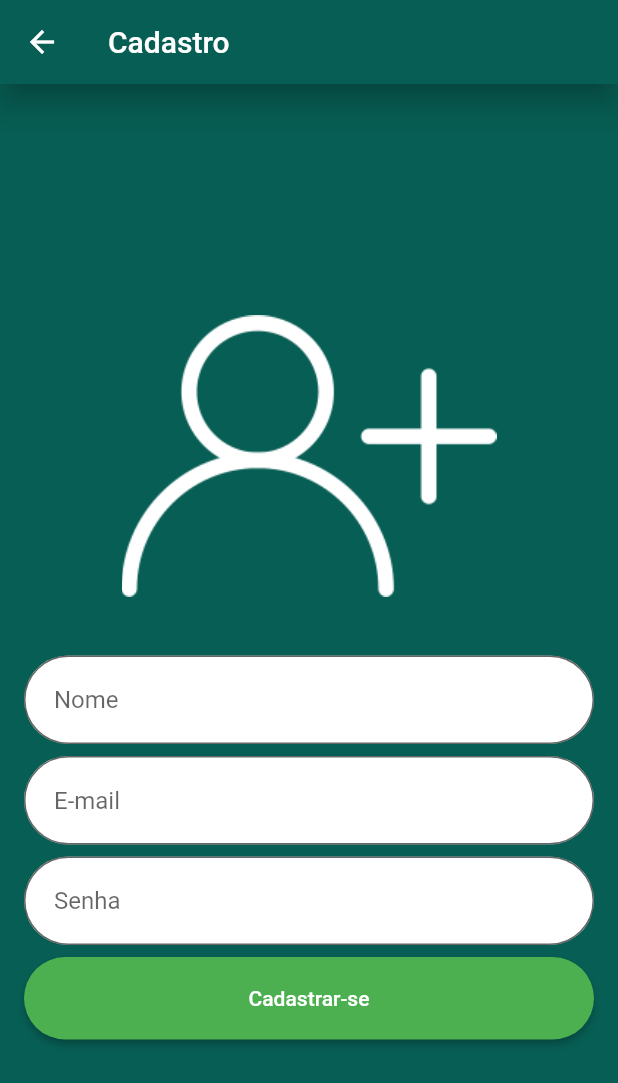
After one commit to Marcosfr98/WhatsApp, a Flutter app: the screen it shows after launch, after a tap on "Não tem uma conta? Cadastre-se!", on a phone screen of 412 x 824 dp. The commit adds this screen. Shown: the top 1083 px of the screen. Run offline on Flutter 3.47's test engine with Material 2 defaults, Android fonts, the phone set to English and light mode, and no system bars; our stand-ins replace firebase_auth, firebase_core, flutter_easyloading; accounts and stored records are empty.

Commit message:
Tela de login e cadastro com layout pronto. Cadastro de usuário via Firebase pronto.

```diff
--- /dev/null
+++ b/whatsapp/lib/Cadastro.dart
@@ -0,0 +1,128 @@
+import 'package:firebase_auth/firebase_auth.dart';
+import "package:flutter/material.dart";
+import 'package:flutter_easyloading/flutter_easyloading.dart';
+
+import 'Themes/Cores.dart';
+import 'model/Usuario.dart';
+
+class Cadastro extends StatefulWidget {
+  const Cadastro({Key? key}) : super(key: key);
+
+  @override
+  State<Cadastro> createState() => _CadastroState();
+}
+
+class _CadastroState extends State<Cadastro> {
+
+  final TextEditingController _controllerNome = TextEditingController();
+  final TextEditingController _controllerEmail = TextEditingController();
+  final TextEditingController _controllerSenha = TextEditingController();
+
+  _validarCampos(){
+    String nome = _controllerNome.text;
+    String email = _controllerEmail.text;
+    String senha = _controllerSenha.text;
+
+    if(nome.isEmpty || email.isEmpty || senha.isEmpty){
+      EasyLoading.showError('Preencha todos os campos!');
+    }else{
+      Usuario usuario = Usuario();
+      usuario.nome = nome;
+      usuario.email = email;
+      usuario.senha = senha;
+      _cadastrarUsuario(usuario);
+    }
+  }
+
+  _cadastrarUsuario(Usuario usuario){
+
+    FirebaseAuth auth = FirebaseAuth.instance;
+
+    auth.createUserWithEmailAndPassword(email: usuario.email, password: usuario.senha)
+    .then((firebaseUser){
+      EasyLoading.showSuccess("Sucesso ao cadastrar o usuário!");
+    })
+    .catchError((onError){
+      EasyLoading.showError("Erro ao cadastrar o usuário!");
+    });
+  }
+
+  @override
+  Widget build(BuildContext context) {
+    return Scaffold(
+        backgroundColor: Cores.verde_tom1,
+        appBar: AppBar(
+          title: const Text("Cadastro"),
+          backgroundColor: Cores.verde_tom1,
+          elevation: 8,
+        ),
+        body: Container(
+            padding: const EdgeInsets.all(16),
+            child: Center(
+                child: SingleChildScrollView(
+                    child: Column(
+              children: [
+                Padding(
+                  padding: const EdgeInsets.only(bottom: 8),
+                  child: Image.asset(width: 250, height: 250, "imagens/usuario.png"),
+                ),
+                Padding(
+                    padding: const EdgeInsets.only(bottom: 8),
+                    child: TextField(
+                      controller: _controllerNome,
+                      keyboardType: TextInputType.text,
+                      //autofocus: true,
+                      decoration: InputDecoration(
+                          contentPadding: const EdgeInsets.all(20.0),
+                          hintText: "Nome",
+                          filled: true,
+                          fillColor: Colors.white,
+                          border: OutlineInputBorder(
+                            borderRadius: BorderRadius.circular(30),
+                          )),
+                    )),
+                Padding(
+                    padding: const EdgeInsets.only(bottom: 8),
+                    child: TextField(
+                      controller: _controllerEmail,
+                      keyboardType: TextInputType.emailAddress,
+                      decoration: InputDecoration(
+                          contentPadding: const EdgeInsets.all(20.0),
+                          hintText: "E-mail",
+                          filled: true,
+                          fillColor: Colors.white,
+                          border: OutlineInputBorder(
+                            borderRadius: BorderRadius.circular(30),
+                          )),
+                    )),
+                Padding(
+                    padding: const EdgeInsets.only(bottom: 8),
+                    child: TextField(
+                      controller: _controllerSenha,
+                      keyboardType: TextInputType.text,
+                      obscureText: true,
+                      decoration: InputDecoration(
+                          contentPadding: const EdgeInsets.all(20.0),
+                          hintText: "Senha",
+                          filled: true,
+                          fillColor: Colors.white,
+                          border: OutlineInputBorder(
+                            borderRadius: BorderRadius.circular(30),
+                          )),
+                    )),
+                Padding(
+                    padding: const EdgeInsets.only(bottom: 8),
+                    child: ElevatedButton(
+                      onPressed: () {
+                        _validarCampos();
+                      },
+                      style: ElevatedButton.styleFrom(
+                          shape: const StadiumBorder(),
+                          backgroundColor: Colors.green,
+                          minimumSize: const Size.fromHeight(55)),
+                      child: const Text("Cadastrar-se"),
+                    )),
+              ],
+            )))));
+  }
+}
--- a/whatsapp/lib/Login.dart
+++ b/whatsapp/lib/Login.dart
@@ -1,4 +1,7 @@
 import "package:flutter/material.dart";
+
+import 'Cadastro.dart';
+import 'Themes/Cores.dart';
 
 class Login extends StatefulWidget {
   const Login({Key? key}) : super(key: key);
@@ -11,7 +14,7 @@ class _LoginState extends State<Login> {
   @override
   Widget build(BuildContext context) {
     return Scaffold(
-        backgroundColor: const Color(0xFF108650),
+        backgroundColor: Cores.verde_tom1,
         body: Container(
             height: double.infinity,
             width: double.infinity,
@@ -25,14 +28,13 @@ class _LoginState extends State<Login> {
                   Padding(
                     padding: const EdgeInsets.only(bottom: 16),
                     child: Image.asset(
-                        width: 250,
-                        height: 250,
-                        "imagens/logo.png"
-                    ),
+                        width: 250, height: 250, "imagens/logo.png"),
                   ),
                   Padding(
                     padding: const EdgeInsets.only(bottom: 16),
                     child: TextField(
+                      //autofocus: true,
+                      keyboardType: TextInputType.emailAddress,
                       decoration: InputDecoration(
                           contentPadding: const EdgeInsets.all(20.0),
                           hintText: "E-mail",
@@ -70,16 +72,20 @@ class _LoginState extends State<Login> {
                       child: const Text("Entrar"),
                     ),
                   ),
-                  const Text(
+                  GestureDetector(
+                    onTap: () {
+                      Navigator.of(context).push(MaterialPageRoute(
+                          builder: (BuildContext context) => const Cadastro()));
+                    },
+                    child: const Text(
                         style: TextStyle(
                           color: Colors.white,
                           fontSize: 14,
                         ),
                         "Não tem uma conta? Cadastre-se!"),
+                  ),
                 ],
               ),
-            )
-          )
-        ));
+            ))));
   }
 }
--- /dev/null
+++ b/whatsapp/lib/Themes/Cores.dart
@@ -0,0 +1,5 @@
+import 'dart:ui';
+
+class Cores {
+  static final Color verde_tom1 = Color(0xff075E54);
+}
--- a/whatsapp/lib/main.dart
+++ b/whatsapp/lib/main.dart
@@ -1,13 +1,21 @@
+import 'package:firebase_core/firebase_core.dart';
 import "package:flutter/material.dart";
-import "package:cloud_firestore/cloud_firestore.dart";
+import 'package:flutter_easyloading/flutter_easyloading.dart';
 
-import 'Home.dart';
+//import 'Home.dart';
 import 'Login.dart';
 
-void main(){
+void main() async{
+  WidgetsFlutterBinding.ensureInitialized();
+  await Firebase.initializeApp();
   runApp(
-    const MaterialApp(
-      home: Login(),
-    )
+    MaterialApp(
+        home: const Login(),
+        theme: ThemeData(
+            primaryColor: const Color(0xFF075E54),
+            colorScheme: ColorScheme.fromSwatch()
+                .copyWith(secondary: const Color(0xFF25D366))),
+        builder: EasyLoading.init(),
+    ),
   );
 }
--- /dev/null
+++ b/whatsapp/lib/model/Usuario.dart
@@ -0,0 +1,25 @@
+class Usuario {
+  String _nome = "";
+  String _email = "";
+  String _senha = "";
+
+  Usuario();
+
+  String get senha => _senha;
+
+  set senha(String value) {
+    _senha = value;
+  }
+
+  String get email => _email;
+
+  set email(String value) {
+    _email = value;
+  }
+
+  String get nome => _nome;
+
+  set nome(String value) {
+    _nome = value;
+  }
+}
--- a/whatsapp/pubspec.yaml
+++ b/whatsapp/pubspec.yaml
@@ -40,6 +40,7 @@ dependencies:
   firebase_auth: ^4.2.5
   firebase_storage: ^11.0.10
   cloud_firestore: ^4.3.1
+  flutter_easyloading: ^3.0.5
 
 dev_dependencies:
   flutter_test:
```
Also changed, not shown: whatsapp/pubspec.lock. Lines whose indentation alone changed are shown as unchanged.
